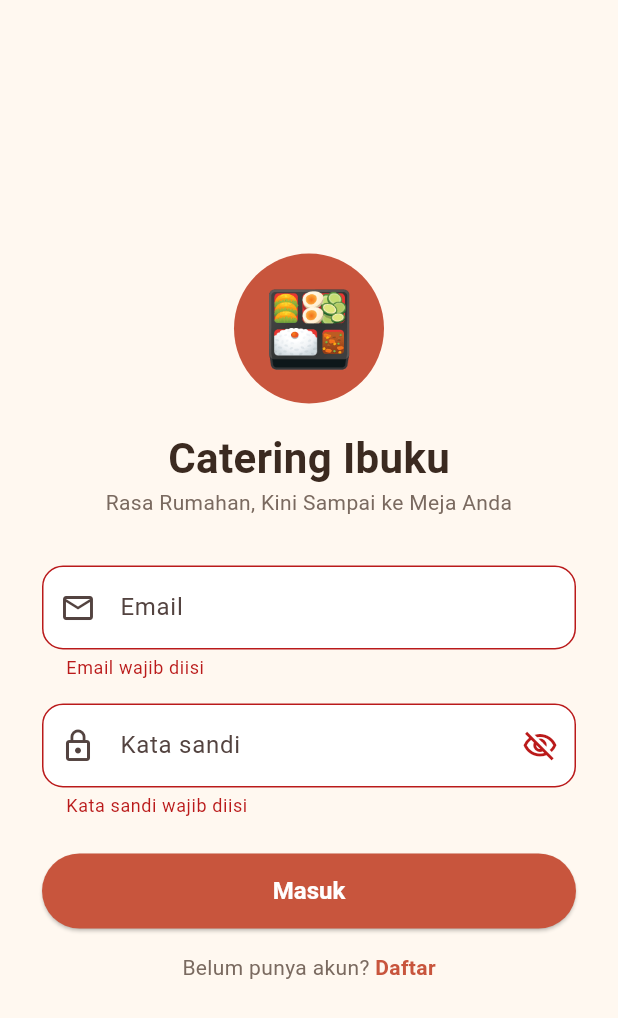
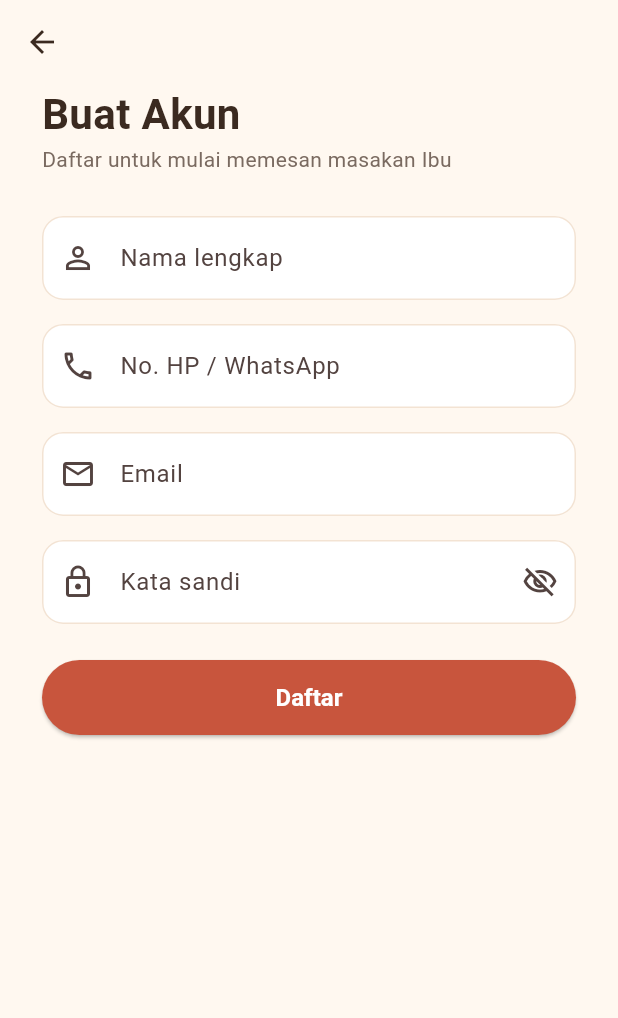
Before and after one commit to Rizky-Ilham-Febrianto/catering_ibuku, a Flutter app: the screen it shows after launch, after a tap on "Masuk", after a tap on "Daftar", on a phone screen of 412 x 824 dp. Shown: the top 1018 px of the screen. Run offline on Flutter 3.47's test engine with Material 3 defaults, Android fonts, the phone set to English and light mode, and no system bars; our stand-ins replace cloud_firestore, firebase_auth, firebase_core; accounts and stored records are empty.

Commit message:
Tambah autentikasi: daftar, login, dan role

```diff
--- a/lib/main.dart
+++ b/lib/main.dart
@@ -1,8 +1,13 @@
+import 'package:firebase_auth/firebase_auth.dart';
 import 'package:firebase_core/firebase_core.dart';
 import 'package:flutter/material.dart';
 import 'package:intl/date_symbol_data_local.dart';
 import 'firebase_options.dart';
+import 'models/app_user.dart';
+import 'screens/admin/admin_home.dart';
 import 'screens/auth/login_screen.dart';
+import 'screens/customer/customer_home.dart';
+import 'services/auth_service.dart';
 import 'utils/app_theme.dart';
 
 Future<void> main() async {
@@ -23,7 +28,46 @@ class CateringIbuku extends StatelessWidget {
       title: 'Catering Ibuku',
       debugShowCheckedModeBanner: false,
       theme: AppTheme.theme,
-      home: const LoginScreen(),
+      home: const AuthGate(),
     );
   }
 }
+
+class AuthGate extends StatelessWidget {
+  const AuthGate({super.key});
+
+  @override
+  Widget build(BuildContext context) {
+    final auth = AuthService();
+    return StreamBuilder<User?>(
+      stream: auth.authChanges,
+      builder: (context, snap) {
+        if (snap.connectionState == ConnectionState.waiting) {
+          return const _Loading();
+        }
+        final firebaseUser = snap.data;
+        if (firebaseUser == null) return const LoginScreen();
+
+        return StreamBuilder<AppUser?>(
+          stream: auth.userStream(firebaseUser.uid),
+          builder: (context, userSnap) {
+            final user = userSnap.data;
+            if (user == null) return const _Loading();
+            return user.isAdmin
+                ? AdminHome(user: user)
+                : CustomerHome(user: user);
+          },
+        );
+      },
+    );
+  }
+}
+
+class _Loading extends StatelessWidget {
+  const _Loading();
+
+  @override
+  Widget build(BuildContext context) {
+    return const Scaffold(body: Center(child: CircularProgressIndicator()));
+  }
+}
--- /dev/null
+++ b/lib/models/app_user.dart
@@ -0,0 +1,32 @@
+class AppUser {
+  final String uid;
+  final String nama;
+  final String email;
+  final String noHp;
+  final String role; // 'pelanggan' atau 'admin'
+
+  AppUser({
+    required this.uid,
+    required this.nama,
+    required this.email,
+    required this.noHp,
+    required this.role,
+  });
+
+  bool get isAdmin => role == 'admin';
+
+  Map<String, dynamic> toMap() => {
+        'nama': nama,
+        'email': email,
+        'noHp': noHp,
+        'role': role,
+      };
+
+  factory AppUser.fromMap(Map<String, dynamic> map, String uid) => AppUser(
+        uid: uid,
+        nama: map['nama'] ?? '',
+        email: map['email'] ?? '',
+        noHp: map['noHp'] ?? '',
+        role: map['role'] ?? 'pelanggan',
+      );
+}
--- a/lib/screens/auth/login_screen.dart
+++ b/lib/screens/auth/login_screen.dart
@@ -1,5 +1,8 @@
+import 'package:firebase_auth/firebase_auth.dart';
 import 'package:flutter/material.dart';
+import '../../services/auth_service.dart';
 import '../../utils/app_colors.dart';
+import 'register_screen.dart';
 
 class LoginScreen extends StatefulWidget {
   const LoginScreen({super.key});
@@ -12,7 +15,9 @@ class _LoginScreenState extends State<LoginScreen> {
   final _formKey = GlobalKey<FormState>();
   final _emailC = TextEditingController();
   final _passC = TextEditingController();
+  final _auth = AuthService();
   bool _hide = true;
+  bool _loading = false;
 
   @override
   void dispose() {
@@ -21,11 +26,19 @@ class _LoginScreenState extends State<LoginScreen> {
     super.dispose();
   }
 
-  void _login() {
-    if (_formKey.currentState!.validate()) {
+  Future<void> _login() async {
+    if (!_formKey.currentState!.validate()) return;
+    setState(() => _loading = true);
+    try {
+      await _auth.login(_emailC.text.trim(), _passC.text);
+      // Perpindahan halaman ditangani otomatis oleh AuthGate
+    } on FirebaseAuthException catch (e) {
+      if (!mounted) return;
       ScaffoldMessenger.of(context).showSnackBar(
-        const SnackBar(content: Text('Login belum terhubung ke Firebase')),
+        SnackBar(content: Text(AuthService.pesanError(e))),
       );
+    } finally {
+      if (mounted) setState(() => _loading = false);
     }
   }
 
@@ -103,7 +116,19 @@ class _LoginScreenState extends State<LoginScreen> {
                     },
                   ),
                   const SizedBox(height: 24),
-                  ElevatedButton(onPressed: _login, child: const Text('Masuk')),
+                  ElevatedButton(
+                    onPressed: _loading ? null : _login,
+                    child: _loading
+                        ? const SizedBox(
+                            height: 22,
+                            width: 22,
+                            child: CircularProgressIndicator(
+                              strokeWidth: 2,
+                              color: Colors.white,
+                            ),
+                          )
+                        : const Text('Masuk'),
+                  ),
                   const SizedBox(height: 16),
                   Row(
                     mainAxisAlignment: MainAxisAlignment.center,
@@ -111,7 +136,11 @@ class _LoginScreenState extends State<LoginScreen> {
                       const Text('Belum punya akun? ',
                           style: TextStyle(color: AppColors.muted)),
                       GestureDetector(
-                        onTap: () {},
+                        onTap: () => Navigator.of(context).push(
+                          MaterialPageRoute(
+                            builder: (_) => const RegisterScreen(),
+                          ),
+                        ),
                         child: const Text(
                           'Daftar',
                           style: TextStyle(
--- /dev/null
+++ b/lib/screens/auth/register_screen.dart
@@ -0,0 +1,174 @@
+import 'package:firebase_auth/firebase_auth.dart';
+import 'package:flutter/material.dart';
+import '../../services/auth_service.dart';
+import '../../utils/app_colors.dart';
+
+class RegisterScreen extends StatefulWidget {
+  const RegisterScreen({super.key});
+
+  @override
+  State<RegisterScreen> createState() => _RegisterScreenState();
+}
+
+class _RegisterScreenState extends State<RegisterScreen> {
+  final _formKey = GlobalKey<FormState>();
+  final _namaC = TextEditingController();
+  final _hpC = TextEditingController();
+  final _emailC = TextEditingController();
+  final _passC = TextEditingController();
+  final _auth = AuthService();
+  bool _hide = true;
+  bool _loading = false;
+
+  @override
+  void dispose() {
+    _namaC.dispose();
+    _hpC.dispose();
+    _emailC.dispose();
+    _passC.dispose();
+    super.dispose();
+  }
+
+  Future<void> _daftar() async {
+    if (!_formKey.currentState!.validate()) return;
+    setState(() => _loading = true);
+    try {
+      await _auth.register(
+        nama: _namaC.text.trim(),
+        email: _emailC.text.trim(),
+        password: _passC.text,
+        noHp: _hpC.text.trim(),
+      );
+      if (mounted) Navigator.of(context).pop(); // kembali ke AuthGate
+    } on FirebaseAuthException catch (e) {
+      if (!mounted) return;
+      ScaffoldMessenger.of(context).showSnackBar(
+        SnackBar(content: Text(AuthService.pesanError(e))),
+      );
+    } catch (e) {
+      if (!mounted) return;
+      ScaffoldMessenger.of(context).showSnackBar(
+        SnackBar(content: Text('Gagal menyimpan data: $e')),
+      );
+    } finally {
+      if (mounted) setState(() => _loading = false);
+    }
+  }
+
+  @override
+  Widget build(BuildContext context) {
+    return Scaffold(
+      appBar: AppBar(
+        backgroundColor: Colors.transparent,
+        elevation: 0,
+        foregroundColor: AppColors.dark,
+      ),
+      body: SafeArea(
+        child: SingleChildScrollView(
+          padding: const EdgeInsets.symmetric(horizontal: 28),
+          child: Form(
+            key: _formKey,
+            child: Column(
+              crossAxisAlignment: CrossAxisAlignment.start,
+              children: [
+                const Text(
+                  'Buat Akun',
+                  style: TextStyle(
+                    fontSize: 28,
+                    fontWeight: FontWeight.bold,
+                    color: AppColors.dark,
+                  ),
+                ),
+                const Text(
+                  'Daftar untuk mulai memesan masakan Ibu',
+                  style: TextStyle(color: AppColors.muted),
+                ),
+                const SizedBox(height: 28),
+                TextFormField(
+                  controller: _namaC,
+                  textCapitalization: TextCapitalization.words,
+                  decoration: const InputDecoration(
+                    hintText: 'Nama lengkap',
+                    prefixIcon: Icon(Icons.person_outline),
+                  ),
+                  validator: (v) => (v == null || v.trim().isEmpty)
+                      ? 'Nama wajib diisi'
+                      : null,
+                ),
+                const SizedBox(height: 16),
+                TextFormField(
+                  controller: _hpC,
+                  keyboardType: TextInputType.phone,
+                  decoration: const InputDecoration(
+                    hintText: 'No. HP / WhatsApp',
+                    prefixIcon: Icon(Icons.phone_outlined),
+                  ),
+                  validator: (v) {
+                    if (v == null || v.trim().isEmpty) {
+                      return 'No. HP wajib diisi';
+                    }
+                    if (v.trim().length < 9) return 'No. HP tidak valid';
+                    return null;
+                  },
+                ),
+                const SizedBox(height: 16),
+                TextFormField(
+                  controller: _emailC,
+                  keyboardType: TextInputType.emailAddress,
+                  decoration: const InputDecoration(
+                    hintText: 'Email',
+                    prefixIcon: Icon(Icons.email_outlined),
+                  ),
+                  validator: (v) {
+                    if (v == null || v.trim().isEmpty) {
+                      return 'Email wajib diisi';
+                    }
+                    if (!v.contains('@')) return 'Format email tidak valid';
+                    return null;
+                  },
+                ),
+                const SizedBox(height: 16),
+                TextFormField(
+                  controller: _passC,
+                  obscureText: _hide,
+                  decoration: InputDecoration(
+                    hintText: 'Kata sandi',
+                    prefixIcon: const Icon(Icons.lock_outline),
+                    suffixIcon: IconButton(
+                      icon: Icon(_hide
+                          ? Icons.visibility_off_outlined
+                          : Icons.visibility_outlined),
+                      onPressed: () => setState(() => _hide = !_hide),
+                    ),
+                  ),
+                  validator: (v) {
+                    if (v == null || v.isEmpty) {
+                      return 'Kata sandi wajib diisi';
+                    }
+                    if (v.length < 6) return 'Minimal 6 karakter';
+                    return null;
+                  },
+                ),
+                const SizedBox(height: 24),
+                ElevatedButton(
+                  onPressed: _loading ? null : _daftar,
+                  child: _loading
+                      ? const SizedBox(
+                          height: 22,
+                          width: 22,
+                          child: CircularProgressIndicator(
+                            strokeWidth: 2,
+                            color: Colors.white,
+                          ),
+                        )
+                      : const Text('Daftar'),
+                ),
+                const SizedBox(height: 16),
+              ],
+            ),
+          ),
+        ),
+      ),
+    );
+  }
+}
```
Also changed, not shown: lib/screens/admin/admin_home.dart (added, +39 -0 lines), lib/screens/customer/customer_home.dart (added, +39 -0 lines), lib/services/auth_service.dart (added, +65 -0 lines).
